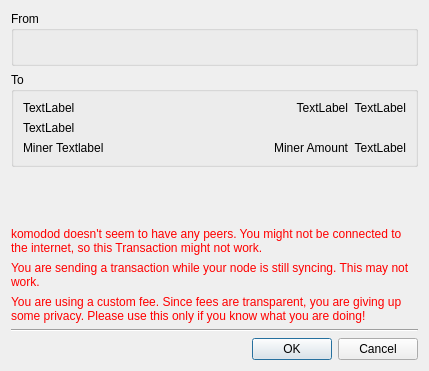
Qt form src/confirm.ui (the-hempcoin-foundation/SilentDragon) before a commit.
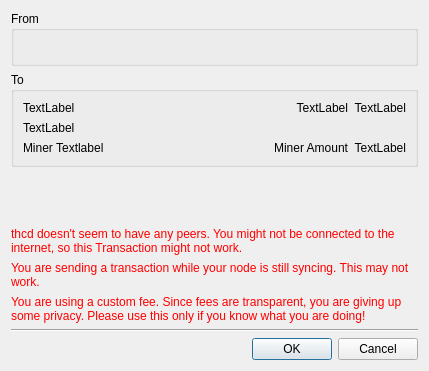
The same form after that commit.

```diff
--- a/src/confirm.ui
+++ b/src/confirm.ui
@@ -152,7 +152,7 @@
       <string notr="true">color: red;</string>
      </property>
      <property name="text">
-      <string>komodod doesn't seem to have any peers. You might not be connected to the internet, so this Transaction might not work.</string>
+      <string>thcd doesn't seem to have any peers. You might not be connected to the internet, so this Transaction might not work.</string>
      </property>
      <property name="wordWrap">
       <bool>true</bool>
```
